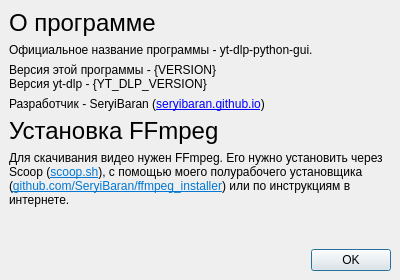
Old version of the form ui/about.ui in the repository SeryiBaran/yt-dlp-python-gui.
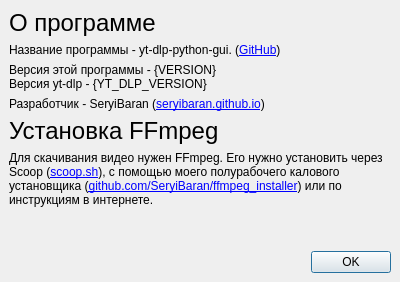
New version of the form. Icons and pictures are not drawn.

Commit message: feat: experimental cancel button

```diff
--- a/ui/about.ui
+++ b/ui/about.ui
@@ -7,7 +7,7 @@
     <x>0</x>
     <y>0</y>
     <width>400</width>
-    <height>280</height>
+    <height>282</height>
    </rect>
   </property>
   <property name="windowTitle">
@@ -61,7 +61,7 @@
       <item>
        <widget class="QLabel" name="label_3">
         <property name="text">
-         <string>Официальное название программы - yt-dlp-python-gui.</string>
+         <string>&lt;html&gt;&lt;head/&gt;&lt;body&gt;&lt;p&gt;Название программы - yt-dlp-python-gui. (&lt;a href=&quot;https://github.com/SeryiBaran/yt-dlp-python-gui&quot;&gt;&lt;span&gt;GitHub&lt;/span&gt;&lt;/a&gt;)&lt;/p&gt;&lt;/body&gt;&lt;/html&gt;</string>
         </property>
        </widget>
       </item>
@@ -98,7 +98,7 @@
       <item>
        <widget class="QLabel" name="label_5">
         <property name="text">
-         <string>&lt;html&gt;&lt;head/&gt;&lt;body&gt;&lt;p&gt;Для скачивания видео нужен FFmpeg. Его нужно установить через Scoop (&lt;a href=&quot;https://scoop.sh&quot;&gt;&lt;span style=&quot; text-decoration: underline; color:#0078d4;&quot;&gt;scoop.sh&lt;/span&gt;&lt;/a&gt;), с помощью моего полурабочего установщика (&lt;a href=&quot;https://github.com/SeryiBaran/ffmpeg_installer&quot;&gt;&lt;span style=&quot; text-decoration: underline; color:#0078d4;&quot;&gt;github.com/SeryiBaran/ffmpeg_installer&lt;/span&gt;&lt;/a&gt;) или по инструкциям в интернете.&lt;/p&gt;&lt;/body&gt;&lt;/html&gt;</string>
+         <string>&lt;html&gt;&lt;head/&gt;&lt;body&gt;&lt;p&gt;Для скачивания видео нужен FFmpeg. Его нужно установить через Scoop (&lt;a href=&quot;https://scoop.sh&quot;&gt;&lt;span&gt;scoop.sh&lt;/span&gt;&lt;/a&gt;), с помощью моего полурабочего калового установщика (&lt;a href=&quot;https://github.com/SeryiBaran/ffmpeg_installer&quot;&gt;&lt;span&gt;github.com/SeryiBaran/ffmpeg_installer&lt;/span&gt;&lt;/a&gt;) или по инструкциям в интернете.&lt;/p&gt;&lt;/body&gt;&lt;/html&gt;</string>
         </property>
         <property name="wordWrap">
          <bool>true</bool>
```
Left out of the diff: 6 changed lines with no effect on the pictures. The commit also changes 4 other files.
